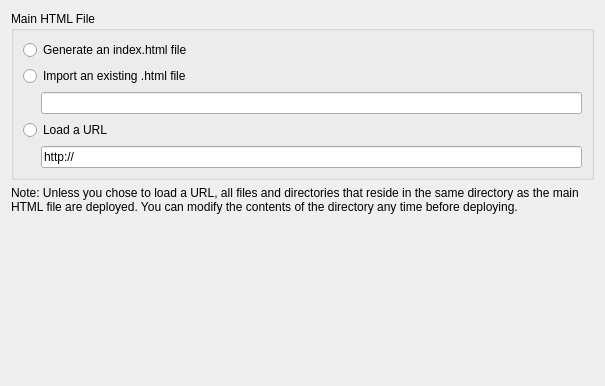
Above: src/plugins/qt4projectmanager/wizards/html5appwizardsourcespage.ui from qt-creator/qt-creator before the change. Below: the same form after it.
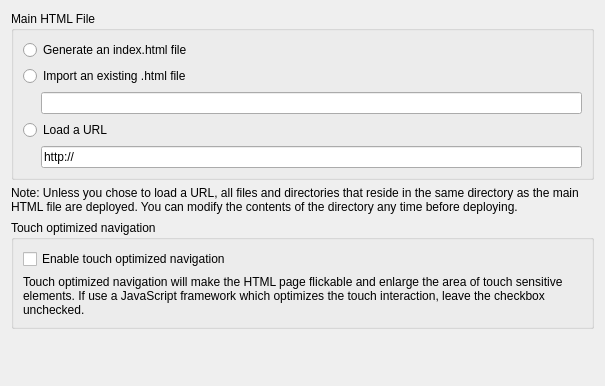
That is the form after the change. Custom widgets are drawn as their Qt base class.

Commit message:
Added (optional) touch optimized navigation of HTML5 apps
Code provided by the Bostoner Browser team.

The HTML5 wizard shows a checkbox "Enable touch optimized navigation"
which enables flicking and enlarged click areas. By default, the
option is turned off.

Task-Number: QTCREATORBUG-3284

Diff of the .ui file:
```diff
--- a/src/plugins/qt4projectmanager/wizards/html5appwizardsourcespage.ui
+++ b/src/plugins/qt4projectmanager/wizards/html5appwizardsourcespage.ui
@@ -104,7 +104,7 @@
      <property name="sizePolicy">
       <sizepolicy hsizetype="Preferred" vsizetype="Preferred">
        <horstretch>0</horstretch>
-       <verstretch>1</verstretch>
+       <verstretch>0</verstretch>
       </sizepolicy>
      </property>
      <property name="text">
@@ -118,6 +118,45 @@
      </property>
     </widget>
    </item>
+   <item>
+    <widget class="QGroupBox" name="groupBox">
+     <property name="title">
+      <string>Touch optimized navigation</string>
+     </property>
+     <layout class="QVBoxLayout" name="verticalLayout">
+      <item>
+       <widget class="QCheckBox" name="touchOptimizationCheckBox">
+        <property name="text">
+         <string>Enable touch optimized navigation</string>
+        </property>
+       </widget>
+      </item>
+      <item>
+       <widget class="QLabel" name="label">
+        <property name="text">
+         <string>Touch optimized navigation will make the HTML page flickable and enlarge the area of touch sensitive elements. If use a JavaScript framework which optimizes the touch interaction, leave the checkbox unchecked.</string>
+        </property>
+        <property name="wordWrap">
+         <bool>true</bool>
+        </property>
+       </widget>
+      </item>
+     </layout>
+    </widget>
+   </item>
+   <item>
+    <spacer name="verticalSpacer">
+     <property name="orientation">
+      <enum>Qt::Vertical</enum>
+     </property>
+     <property name="sizeHint" stdset="0">
+      <size>
+       <width>20</width>
+       <height>40</height>
+      </size>
+     </property>
+    </spacer>
+   </item>
   </layout>
  </widget>
  <customwidgets>
```
The commit also changes 9 other files.
